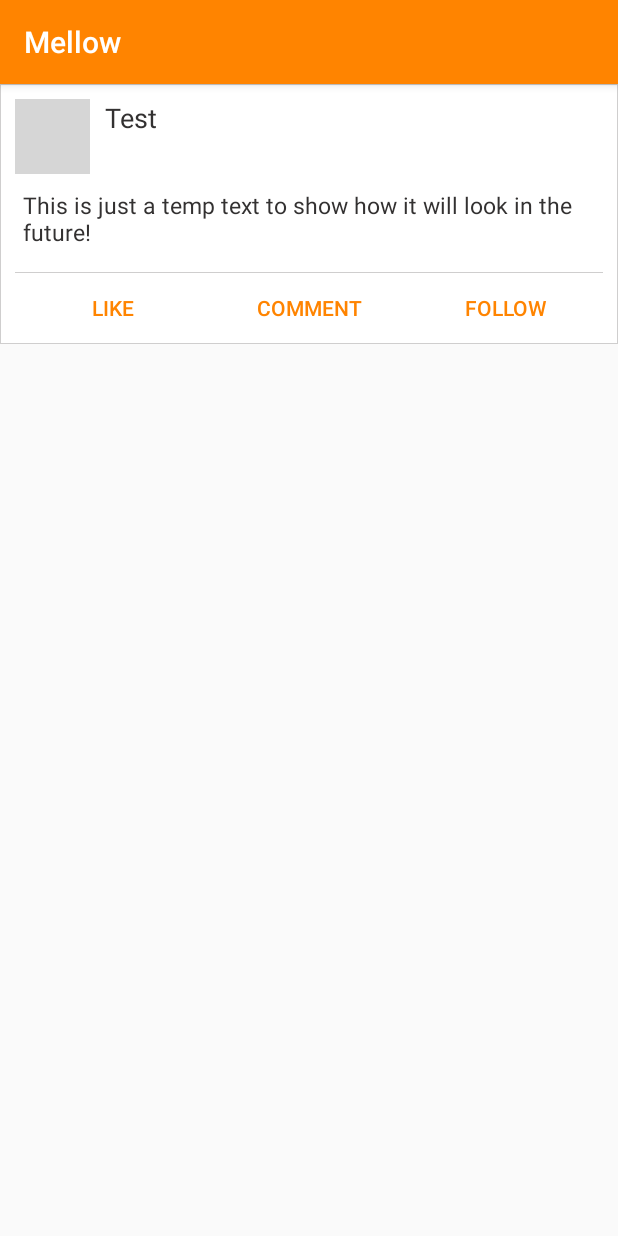
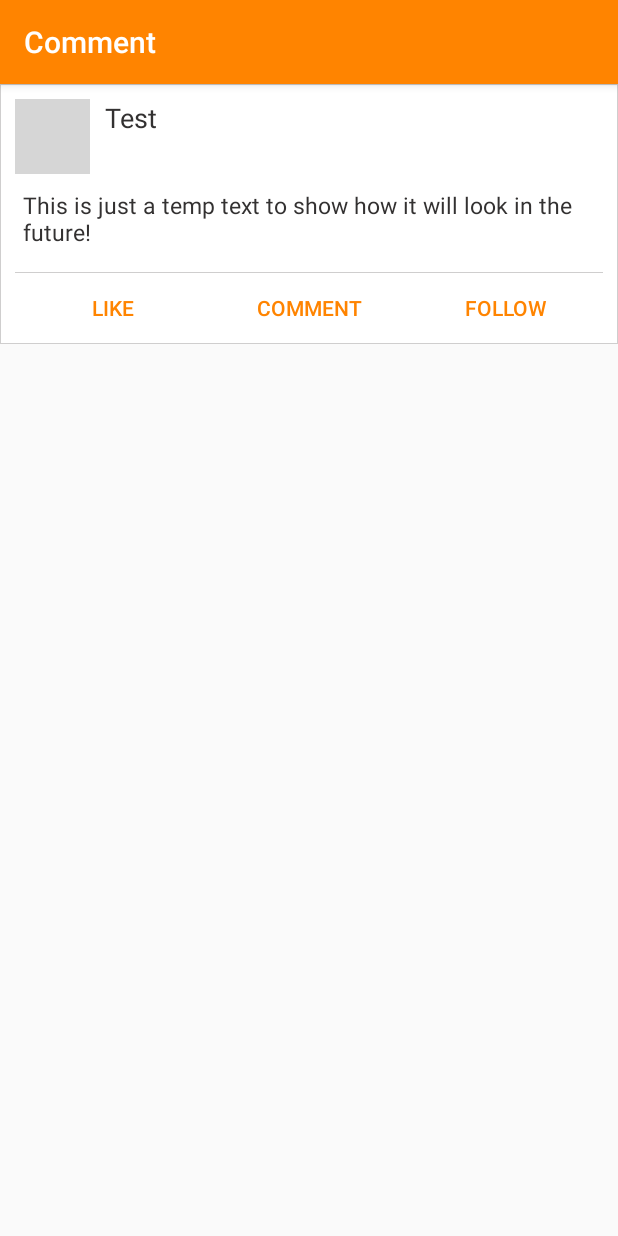
Before and after one commit to Martinsodis96/Mellow, an Android app: the PostActivity screen opened directly, with no data from a screen before it, on a phone screen of 412 x 824 dp. Run offline under Robolectric (Android 15) with nearby library versions, the phone set to English and light mode, and no system bars; grey boxes are pictures that could not be loaded.

Commit message:
The comment button on a post now opens the postActivity.

```diff
--- a/android/Mellow/app/src/main/java/com/mellow/activity/PostActivity.java
+++ b/android/Mellow/app/src/main/java/com/mellow/activity/PostActivity.java
@@ -22,6 +22,7 @@ public class PostActivity extends AppCompatActivity {
     protected void onCreate(Bundle savedInstanceState) {
         super.onCreate(savedInstanceState);
         setContentView(R.layout.activity_post);
+        setTitle(R.string.title_activity_post);
         //TODO get comments from the database using CommentAdapter and CommentAPI
         setUpCommentListView(new ArrayList<Comment>());
     }
--- a/android/Mellow/app/src/main/java/com/mellow/adapter/FlowArrayAdapter.java
+++ b/android/Mellow/app/src/main/java/com/mellow/adapter/FlowArrayAdapter.java
@@ -31,6 +31,7 @@ public class FlowArrayAdapter extends ArrayAdapter<Post> {
     private LikeAdapter likeAdapter;
     private Long userId;
     private Like userLike;
+    Context context;
     ImageView profilePicture;
     Button likeButton;
     Button commentButton;
@@ -43,6 +44,7 @@ public class FlowArrayAdapter extends ArrayAdapter<Post> {
     public FlowArrayAdapter(Context context, List<Post> posts) {
         super(context, R.layout.activity_flow_adapter, posts);
         this.posts=posts;
+        this.context = context;
     }
 
     @Override
@@ -58,6 +60,7 @@ public class FlowArrayAdapter extends ArrayAdapter<Post> {
         setUsernameTextView(post);
         showLikes(post);
         setLikeOnClick(likeButton, post, amountOfLikes);
+        setCommentOnClick(commentButton, customView.getContext());
         return customView;
     }
 
@@ -66,6 +69,7 @@ public class FlowArrayAdapter extends ArrayAdapter<Post> {
             @Override
             public void onClick(View v) {
                 Intent startPostActivity = new Intent(context, PostActivity.class);
+                startPostActivity.addFlags(Intent.FLAG_ACTIVITY_NEW_TASK);
                 context.startActivity(startPostActivity);
             }
         });
--- a/android/Mellow/app/src/main/res/values/strings.xml
+++ b/android/Mellow/app/src/main/res/values/strings.xml
@@ -11,4 +11,5 @@
     <string name="MELLOW_BASE_URL">http://188.166.66.165:8080/mellow/</string>
     <string name="username_already_taken">That username is already taken, please choose another one.</string>
     <string name="username_too_short">Username must be at least 4 characters long.</string>
+    <string name="title_activity_post">Comment</string>
 </resources>
```
